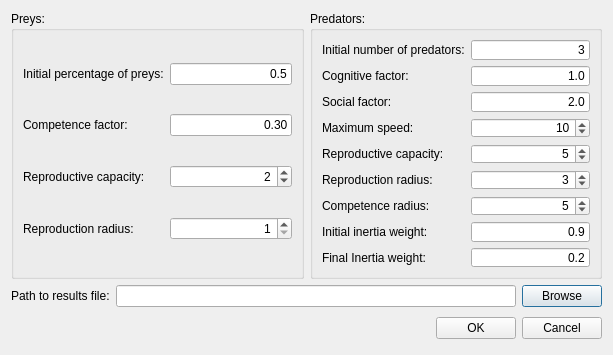
Before: the Qt Designer form globalsettingsdialog.ui in mariomartinezm/QtCaPso, drawn with Qt 5.
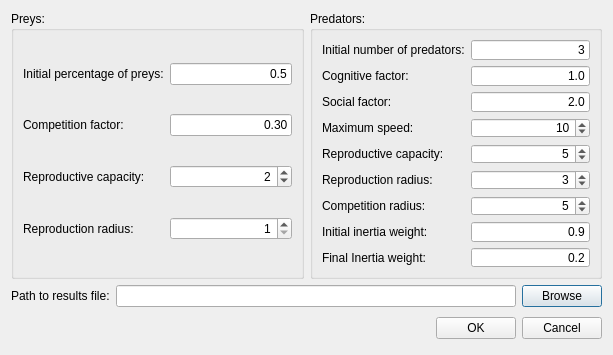
After: the same form once the commit is applied.

Commit message:
Rename widgets whose name contain 'competence'
- Adjust the code as necessary.

```diff
--- a/globalsettingsdialog.ui
+++ b/globalsettingsdialog.ui
@@ -61,7 +61,7 @@
             <item row="1" column="0">
              <widget class="QLabel" name="labelCompetenceFactor">
               <property name="text">
-               <string>Competence factor:</string>
+               <string>Competition factor:</string>
               </property>
              </widget>
             </item>
@@ -230,7 +230,7 @@
             <item row="6" column="0">
              <widget class="QLabel" name="labelCompetenceRadius">
               <property name="text">
-               <string>Competence radius:</string>
+               <string>Competition radius:</string>
               </property>
              </widget>
             </item>
```
Left out of the diff: 19 changed lines with no effect on the pictures. The commit also changes 3 other files.
